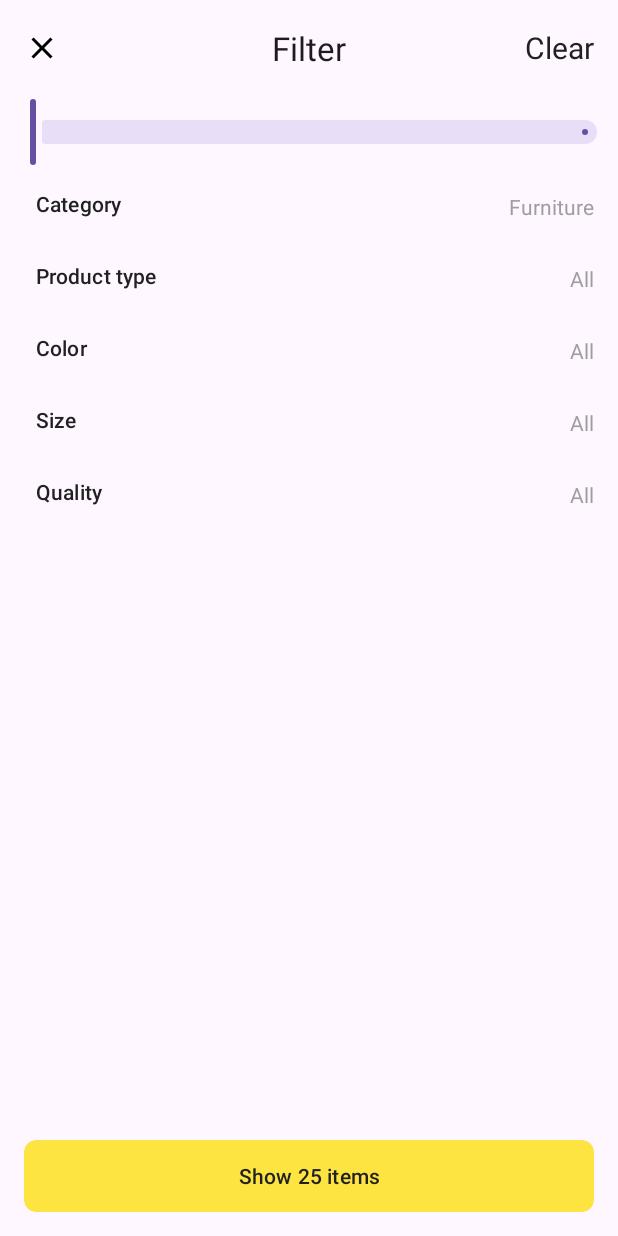
After one commit to Amirelo/FurnitureStore, an Android app: the FilterActivity screen opened directly, with no data from a screen before it, on a phone screen of 412 x 824 dp. The commit adds this screen. Run offline under Robolectric (Android 15) with nearby library versions, the phone set to English and light mode, and no system bars; network calls fail.

Commit message:
layouts: FilterActivity, StoryActivity, Popup dialog, category with checkbox item, story fill screen

```diff
--- /dev/null
+++ b/app/src/main/java/com/example/furniturestore/FilterActivity.kt
@@ -0,0 +1,11 @@
+package com.example.furniturestore
+
+import androidx.appcompat.app.AppCompatActivity
+import android.os.Bundle
+
+class FilterActivity : AppCompatActivity() {
+    override fun onCreate(savedInstanceState: Bundle?) {
+        super.onCreate(savedInstanceState)
+        setContentView(R.layout.activity_filter)
+    }
+}
--- a/app/src/main/java/com/example/furniturestore/ProductDetails.kt
+++ b/app/src/main/java/com/example/furniturestore/ProductDetailsActivity.kt
@@ -3,7 +3,7 @@ package com.example.furniturestore
 import androidx.appcompat.app.AppCompatActivity
 import android.os.Bundle
 
-class ProductDetails : AppCompatActivity() {
+class ProductDetailsActivity : AppCompatActivity() {
     override fun onCreate(savedInstanceState: Bundle?) {
         super.onCreate(savedInstanceState)
         setContentView(R.layout.activity_product_details)
--- /dev/null
+++ b/app/src/main/res/drawable/ic_clear.xml
@@ -0,0 +1,5 @@
+<vector android:height="24dp" android:tint="#000000"
+    android:viewportHeight="24" android:viewportWidth="24"
+    android:width="24dp" xmlns:android="http://schemas.android.com/apk/res/android">
+    <path android:fillColor="@android:color/white" android:pathData="M19,6.41L17.59,5 12,10.59 6.41,5 5,6.41 10.59,12 5,17.59 6.41,19 12,13.41 17.59,19 19,17.59 13.41,12z"/>
+</vector>
--- /dev/null
+++ b/app/src/main/res/layout/activity_filter.xml
@@ -0,0 +1,154 @@
+<?xml version="1.0" encoding="utf-8"?>
+<RelativeLayout xmlns:android="http://schemas.android.com/apk/res/android"
+    xmlns:app="http://schemas.android.com/apk/res-auto"
+    xmlns:tools="http://schemas.android.com/tools"
+    android:layout_width="match_parent"
+    android:layout_height="match_parent"
+    tools:context=".FilterActivity"
+    android:orientation="vertical">
+
+    <com.google.android.material.appbar.MaterialToolbar
+        android:id="@+id/toolbar"
+        android:layout_width="match_parent"
+        android:layout_height="wrap_content"
+        app:navigationIcon="@drawable/ic_clear"
+        app:titleCentered="true"
+        app:title="Filter">
+
+        <TextView
+            android:layout_width="wrap_content"
+            android:layout_height="wrap_content"
+            android:layout_marginEnd="16dp"
+            android:layout_gravity="end"
+            android:textSize="20sp"
+            android:text="Clear"/>
+
+    </com.google.android.material.appbar.MaterialToolbar>
+
+    <com.google.android.material.slider.RangeSlider
+        android:id="@+id/sliderPrice"
+        android:layout_width="match_parent"
+        android:layout_height="wrap_content"
+        android:layout_below="@+id/toolbar"/>
+
+    <com.google.android.material.button.MaterialButton
+        android:id="@+id/btnCategory"
+        android:layout_width="match_parent"
+        android:layout_height="wrap_content"
+        android:layout_below="@+id/sliderPrice"
+        android:background="@drawable/border_rounded_8"
+        app:backgroundTint="#0000"
+        android:textAlignment="viewStart"
+        android:textColor="@color/black_text"
+        android:text="Category"/>
+
+    <TextView
+        android:layout_width="wrap_content"
+        android:layout_height="wrap_content"
+        android:padding="16dp"
+        android:layout_alignParentEnd="true"
+        android:layout_below="@+id/sliderPrice"
+        android:textColor="@color/gray_placeholder"
+        android:text="Furniture"/>
+
+    <com.google.android.material.button.MaterialButton
+        android:id="@+id/btnProdType"
+        android:layout_width="match_parent"
+        android:layout_height="wrap_content"
+        android:layout_below="@+id/btnCategory"
+        android:background="@drawable/border_rounded_8"
+        app:backgroundTint="#0000"
+        android:textAlignment="viewStart"
+        android:textColor="@color/black_text"
+        android:text="Product type"/>
+
+    <TextView
+        android:layout_width="wrap_content"
+        android:layout_height="wrap_content"
+        android:padding="16dp"
+        android:layout_alignParentEnd="true"
+        android:layout_below="@+id/btnCategory"
+        android:textColor="@color/gray_placeholder"
+        android:text="All"/>
+
+    <com.google.android.material.button.MaterialButton
+        android:id="@+id/btnColor"
+        android:layout_width="match_parent"
+        android:layout_height="wrap_content"
+        android:layout_below="@+id/btnProdType"
+        android:background="@drawable/border_rounded_8"
+        app:backgroundTint="#0000"
+        android:textAlignment="viewStart"
+        android:textColor="@color/black_text"
+        android:text="Color"/>
+
+    <TextView
+        android:layout_width="wrap_content"
+        android:layout_height="wrap_content"
+        android:padding="16dp"
+        android:layout_alignParentEnd="true"
+        android:layout_below="@+id/btnColor"
+        android:textColor="@color/gray_placeholder"
+        android:text="All"/>
+
+    <com.google.android.material.button.MaterialButton
+        android:id="@+id/btnSize"
+        android:layout_width="match_parent"
+        android:layout_height="wrap_content"
+        android:layout_below="@+id/btnColor"
+        android:background="@drawable/border_rounded_8"
+        app:backgroundTint="#0000"
+        android:textAlignment="viewStart"
+        android:textColor="@color/black_text"
+        android:text="Size"/>
+
+    <TextView
+        android:layout_width="wrap_content"
+        android:layout_height="wrap_content"
+        android:padding="16dp"
+        android:layout_alignParentEnd="true"
+        android:layout_below="@+id/btnProdType"
+        android:textColor="@color/gray_placeholder"
+        android:text="All"/>
+
+    <com.google.android.material.button.MaterialButton
+        android:id="@+id/btnQuality"
+        android:layout_width="match_parent"
+        android:layout_height="wrap_content"
+        android:layout_marginBottom="16dp"
+        android:layout_below="@+id/btnSize"
+        android:background="@drawable/border_rounded_8"
+        app:backgroundTint="#0000"
+        android:textAlignment="viewStart"
+        android:textColor="@color/black_text"
+        android:text="Quality"/>
+
+    <TextView
+        android:layout_width="wrap_content"
+        android:layout_height="wrap_content"
+        android:padding="16dp"
+        android:layout_alignParentEnd="true"
+        android:layout_below="@+id/btnSize"
+        android:textColor="@color/gray_placeholder"
+        android:text="All"/>
+
+    <LinearLayout
+        android:layout_width="match_parent"
+        android:layout_height="wrap_content"
+        android:layout_marginBottom="16dp"
+        android:layout_below="@+id/btnQuality"
+        android:gravity="bottom"
+        android:layout_alignParentBottom="true">
+    <com.google.android.material.button.MaterialButton
+        android:id="@+id/btnSelect"
+        android:layout_width="match_parent"
+        android:layout_height="wrap_content"
+        android:layout_marginHorizontal="16dp"
+        android:clipToOutline="true"
+        android:background="@drawable/border_rounded_8"
+        app:backgroundTint="@color/gold_400"
+        android:textColor="@color/black_text"
+        android:text="Show 25 items"/>
+    </LinearLayout>
+
+</RelativeLayout>
--- a/app/src/main/res/layout/activity_product_details.xml
+++ b/app/src/main/res/layout/activity_product_details.xml
@@ -4,7 +4,7 @@
     xmlns:tools="http://schemas.android.com/tools"
     android:layout_width="match_parent"
     android:layout_height="match_parent"
-    tools:context=".ProductDetails">
+    tools:context=".ProductDetailsActivity">
 
     <RelativeLayout
         android:layout_width="match_parent"
```
Also changed, not shown: app/src/main/AndroidManifest.xml (+7 -1 lines), app/src/main/java/com/example/furniturestore/StoryActivity.kt (added, +11 -0 lines), app/src/main/res/layout/activity_story.xml (added, +14 -0 lines), app/src/main/res/layout/dialog_popup.xml (added, +55 -0 lines), app/src/main/res/layout/dialog_review_new.xml (added, +95 -0 lines), app/src/main/res/layout/item_category_ckb.xml (added, +20 -0 lines), app/src/main/res/layout/item_story_screen.xml (added, +48 -0 lines).
